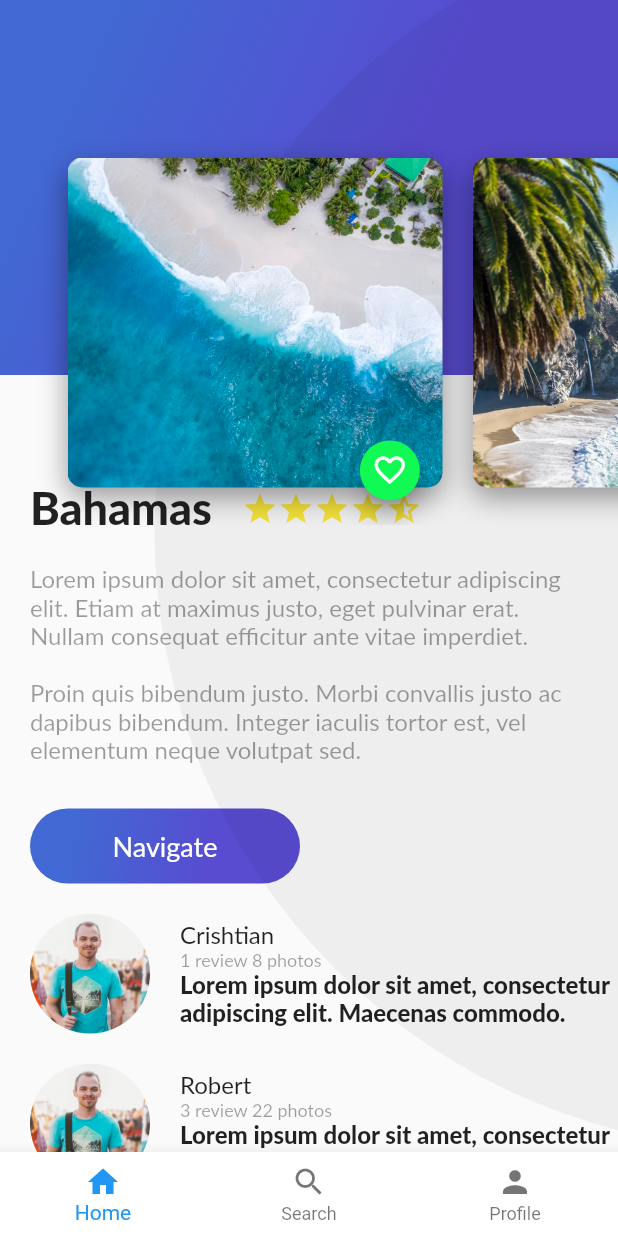
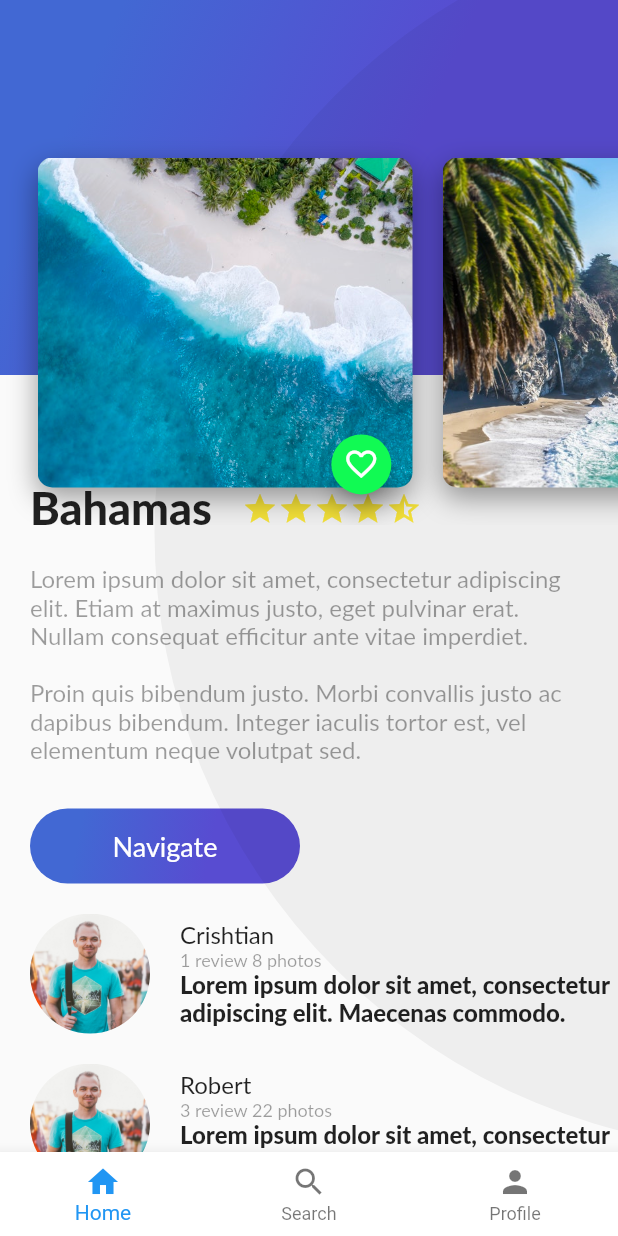
Before and after one commit to Cristhho/platzi-trips-flutter, a Flutter app: the PlatziTrips screen opened directly, on a phone screen of 412 x 824 dp. Run offline on Flutter 3.47's test engine with Material 2 defaults, Android fonts, the phone set to English and light mode, and no system bars; our stand-ins replace cloud_firestore, firebase_auth, google_sign_in; missing offline and left inert: dart:ffi, generic_bloc_provider; accounts and stored records are empty; Roboto replaces fonts that are missing (Lato).

Commit message:
card image widget with parameters

```diff
--- a/lib/place/ui/screens/add_place-screen.dart
+++ b/lib/place/ui/screens/add_place-screen.dart
@@ -1,6 +1,7 @@
 import 'dart:io';
 import 'package:flutter/material.dart';
-import 'package:platzi_trips/place/ui/widgets/text_input_location.dart';
+import '../widgets/card_image.dart';
+import '../widgets/text_input_location.dart';
 import '../../../widgets/text_input.dart';
 import '../../../widgets/title_header.dart';
 import '../../../widgets/gradient_back.dart';
@@ -55,10 +56,17 @@ class _AddPlaceScreenState extends State<AddPlaceScreen> {
             child: ListView(
               children: <Widget>[
                 Container(
-
+                  alignment: Alignment.center,
+                  child: CardImage(
+                    imagePath: "assets/img/beach.jpeg",
+                    icon: Icons.camera_alt,
+                    width: 350.0,
+                    height: 250.0,
+                    left: 0.0,
+                  ),
                 ),
                 Container(
-                  margin: EdgeInsets.only(bottom: 20.0),
+                  margin: EdgeInsets.only(bottom: 20.0, top: 40.0),
                   child: TextInput(
                     hintText: "Title",
                     inputType: null,
--- a/lib/place/ui/widgets/car_image_list.dart
+++ b/lib/place/ui/widgets/car_image_list.dart
@@ -6,17 +6,36 @@ class CardImageList extends StatelessWidget {
   @override
   Widget build(BuildContext context) {
     return Container(
-      height: 350.0,
+      height: 270.0,
+      margin: EdgeInsets.only(top: 80.0),
       child: ListView(
         padding: EdgeInsets.all(25.0),
         scrollDirection: Axis.horizontal,
         children: <Widget>[
-          new CardImage('assets/img/beach.jpeg'),
-          new CardImage('assets/img/beach_palm.jpeg'),
-          new CardImage('assets/img/mountain.jpeg'),
-          new CardImage('assets/img/mountain_stars.jpeg'),
-          new CardImage('assets/img/river.jpeg'),
-          new CardImage('assets/img/sunset.jpeg'),
+          CardImage(
+            imagePath: "assets/img/beach.jpeg",
+            width: 250.0, height: 350.0, icon: Icons.favorite_border, left: 0.0,
+          ),
+          CardImage(
+            imagePath: "assets/img/beach_palm.jpeg",
+            width: 250.0, height: 350.0, icon: Icons.favorite_border, left: 20.0,
+          ),
+          CardImage(
+            imagePath: "assets/img/mountain.jpeg",
+            width: 250.0, height: 350.0, icon: Icons.favorite_border, left: 20.0,
+          ),
+          CardImage(
+            imagePath: "assets/img/mountain_stars.jpeg",
+            width: 250.0, height: 350.0, icon: Icons.favorite_border, left: 20.0,
+          ),
+          CardImage(
+            imagePath: "assets/img/river.jpeg",
+            width: 250.0, height: 350.0, icon: Icons.favorite_border, left: 20.0,
+          ),
+          CardImage(
+            imagePath: "assets/img/sunset.jpeg",
+            width: 250.0, height: 350.0, icon: Icons.favorite_border, left: 20.0,
+          ),
         ],
       ),
     );
--- a/lib/place/ui/widgets/card_image.dart
+++ b/lib/place/ui/widgets/card_image.dart
@@ -1,20 +1,33 @@
+import 'dart:ffi';
+
 import 'package:flutter/material.dart';
 import '../../../widgets/floating_action_button_green.dart';
 
 class CardImage extends StatelessWidget {
 
   final String imagePath;
+  final double height;
+  final double width;
+  final double left;
+  final VoidCallback onPressedFabIcon;
+  final IconData icon;
 
-  CardImage(this.imagePath);
+  CardImage({
+    @required this.imagePath,
+    @required this.height,
+    @required this.width,
+    @required this.onPressedFabIcon,
+    @required this.icon,
+    @required this.left
+  });
 
   @override
   Widget build(BuildContext context) {
     final card = Container(
-      height: 350.0,
-      width: 250.0,
+      height: height,
+      width: width,
       margin: EdgeInsets.only(
-        top: 80.0,
-        left: 20.0
+        left: left
       ),
       decoration: BoxDecoration(
         image: DecorationImage(
@@ -39,7 +52,7 @@ class CardImage extends StatelessWidget {
       alignment: Alignment(0.9, 1.1),
       children: <Widget>[
         card,
-        new FloatingActionButtonGreen()
+        new FloatingActionButtonGreen(icon: icon, onPressed: onPressedFabIcon,)
       ],
     );
   }
--- a/lib/user/ui/widgets/profile_place_info.dart
+++ b/lib/user/ui/widgets/profile_place_info.dart
@@ -90,7 +90,7 @@ class ProfilePlaceInfo extends StatelessWidget {
       alignment: Alignment(0.8, 1.25),
       children: <Widget>[
         card,
-        FloatingActionButtonGreen()
+        FloatingActionButtonGreen(icon: Icons.favorite_border)
       ],
     );
   }
--- a/lib/widgets/floating_action_button_green.dart
+++ b/lib/widgets/floating_action_button_green.dart
@@ -1,6 +1,13 @@
 import 'package:flutter/material.dart';
 
 class FloatingActionButtonGreen extends StatefulWidget {
+
+  final IconData icon;
+  final VoidCallback onPressed;
+
+
+  FloatingActionButtonGreen({this.icon, this.onPressed});
+
   @override
   State<StatefulWidget> createState() {
     return _FloatingActionButtonGreen();
@@ -21,16 +28,6 @@ class _FloatingActionButtonGreen extends State<FloatingActionButtonGreen> with A
     this.icon = Icons.favorite_border;
   }
 
-  void onFavPressed() {
-    setState(() {
-      if(this.icon == Icons.favorite_border) {
-        this.icon = Icons.favorite;
-      } else {
-        this.icon = Icons.favorite_border;
-      }
-    });
-  }
-
   @override
   Widget build(BuildContext context) {
     return FloatingActionButton(
@@ -38,9 +35,9 @@ class _FloatingActionButtonGreen extends State<FloatingActionButtonGreen> with A
       mini: true,
       tooltip: 'Favorite',
       child: Icon(
-        this.icon
+        widget.icon
       ),
-      onPressed: onFavPressed,
+      onPressed: widget.onPressed,
       heroTag: null,
     );
   }
```
